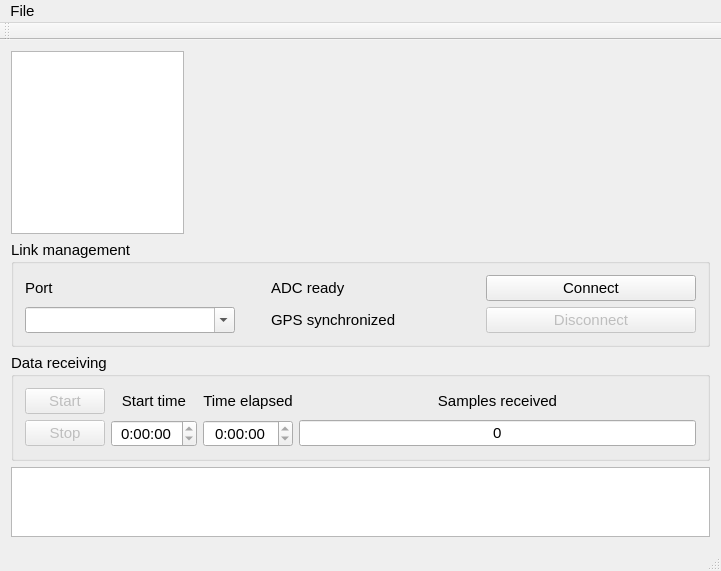
The window that mainwindow.ui (NIA/seismoreg) describes before a commit, drawn with Qt 5.
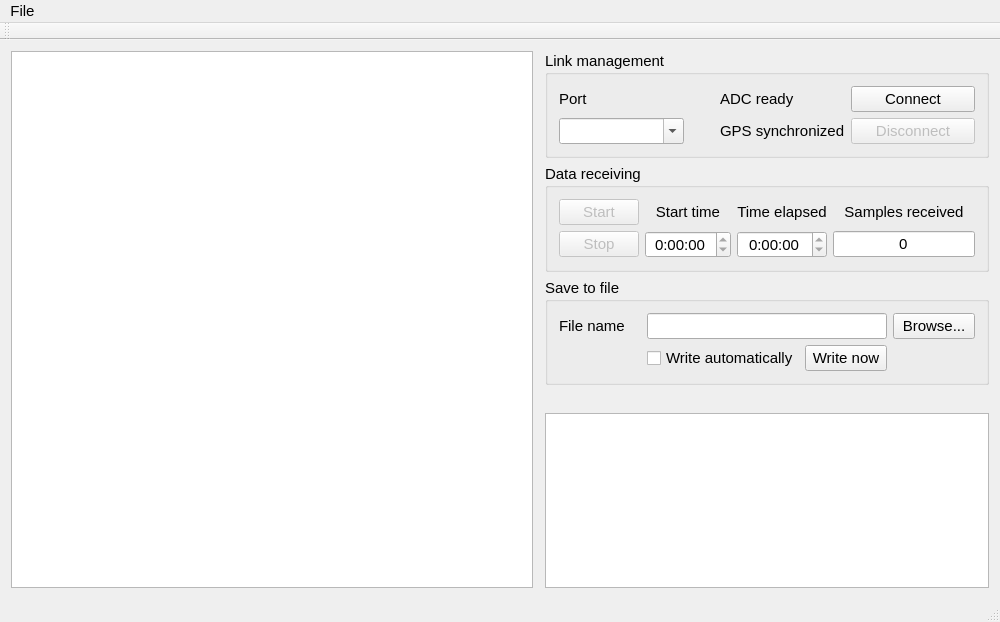
The same window after the commit. Custom widgets are drawn as their Qt base class.

Commit message: Draft of new layout (3 plots, file writing options)

What changed in the file:
```diff
--- a/mainwindow.ui
+++ b/mainwindow.ui
@@ -6,8 +6,8 @@
    <rect>
     <x>0</x>
     <y>0</y>
-    <width>721</width>
-    <height>571</height>
+    <width>1000</width>
+    <height>622</height>
    </rect>
   </property>
   <property name="font">
@@ -33,6 +33,8 @@
        </widget>
       </item>
       <item>
+       <layout class="QVBoxLayout" name="verticalLayout_4" stretch="0,0,0">
+        <item>
        <widget class="QwtPlot" name="plotArea">
         <property name="sizePolicy">
          <sizepolicy hsizetype="MinimumExpanding" vsizetype="Minimum">
@@ -42,8 +44,16 @@
         </property>
        </widget>
       </item>
-     </layout>
-    </item>
+        <item>
+         <widget class="QwtPlot" name="plotArea2"/>
+        </item>
+        <item>
+         <widget class="QwtPlot" name="plotArea3"/>
+        </item>
+       </layout>
+      </item>
+      <item>
+       <layout class="QVBoxLayout" name="verticalLayout_3">
     <item>
      <widget class="QGroupBox" name="linkGroup">
       <property name="title">
@@ -250,12 +260,65 @@
       </layout>
      </widget>
     </item>
+        <item>
+         <widget class="QGroupBox" name="fileGroup">
+          <property name="title">
+           <string>Save to file</string>
+          </property>
+          <layout class="QGridLayout" name="gridLayout_3">
+           <item row="0" column="0">
+            <widget class="QLabel" name="label_7">
+             <property name="text">
+              <string>File name</string>
+             </property>
+            </widget>
+           </item>
+           <item row="1" column="1">
+            <widget class="QCheckBox" name="writeToFileEnabled">
+             <property name="text">
+              <string>Write automatically</string>
+             </property>
+            </widget>
+           </item>
+           <item row="0" column="3">
+            <widget class="QPushButton" name="browseBtn">
+             <property name="text">
+              <string>Browse...</string>
+             </property>
+            </widget>
+           </item>
+           <item row="1" column="2">
+            <widget class="QPushButton" name="pushButton">
+             <property name="text">
+              <string>Write now</string>
+             </property>
+            </widget>
+           </item>
+           <item row="0" column="1" colspan="2">
+            <widget class="QLineEdit" name="lineEdit"/>
+           </item>
+          </layout>
+         </widget>
+        </item>
+        <item>
+         <spacer name="verticalSpacer">
+          <property name="orientation">
+           <enum>Qt::Vertical</enum>
+          </property>
+          <property name="sizeHint" stdset="0">
+           <size>
+            <width>20</width>
+            <height>40</height>
+           </size>
+          </property>
+         </spacer>
+        </item>
     <item>
      <widget class="LogWindow" name="logView">
       <property name="maximumSize">
        <size>
         <width>16777215</width>
-        <height>75</height>
+            <height>16777215</height>
        </size>
       </property>
       <property name="font">
@@ -267,13 +330,17 @@
      </widget>
     </item>
    </layout>
+      </item>
+     </layout>
+    </item>
+   </layout>
   </widget>
   <widget class="QMenuBar" name="menuBar">
    <property name="geometry">
     <rect>
      <x>0</x>
      <y>0</y>
-     <width>721</width>
+     <width>1000</width>
      <height>23</height>
     </rect>
    </property>
```
Left out of the diff: 148 changed lines with no effect on the pictures. Lines whose indentation alone changed are shown as unchanged. The commit also changes 2 other files.
